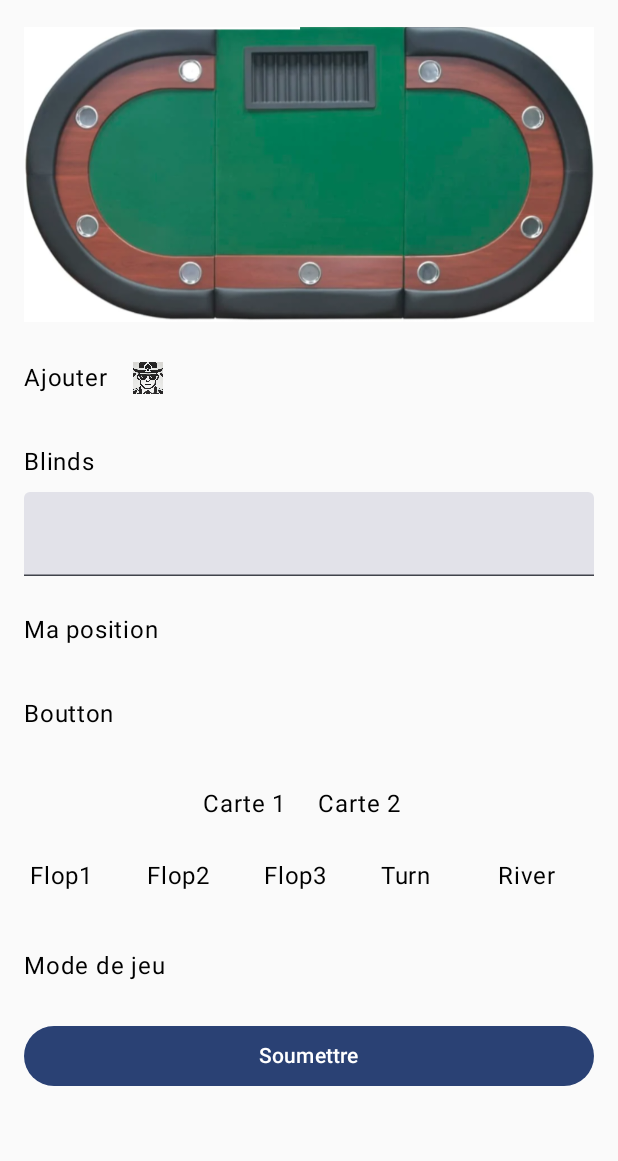
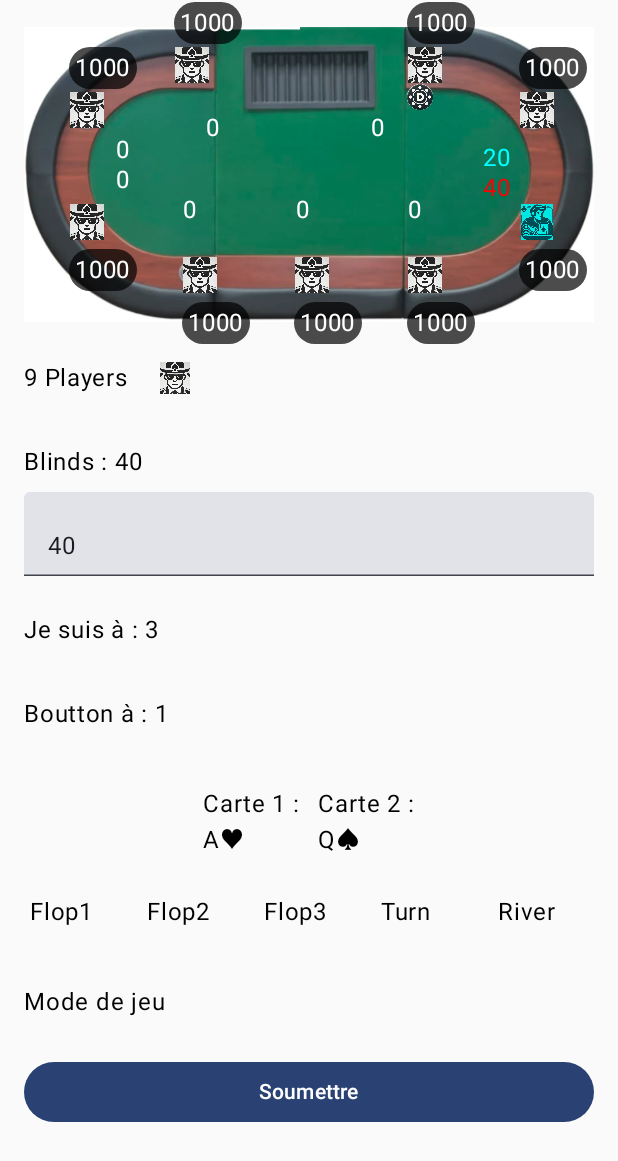
Before and after one commit to hichamchessma/PokerAdvisorAndroid, an Android app built with Jetpack Compose: the screen it shows after launch (MainActivity), on a phone screen of 412 x 824 dp. Shown: the top 1161 px of the screen. Run offline under Robolectric (Android 15) with nearby library versions, the phone set to English and light mode, and no system bars.

Commit message:
design small big blind et montant stack modif position bouton amountraised

```diff
--- a/app/src/main/java/com/example/pokeradvisorapp/ui/components/PokerAdvisorScreen.kt
+++ b/app/src/main/java/com/example/pokeradvisorapp/ui/components/PokerAdvisorScreen.kt
@@ -12,12 +12,12 @@ import androidx.compose.foundation.layout.fillMaxWidth
 import androidx.compose.foundation.layout.height
 import androidx.compose.foundation.layout.padding
 import androidx.compose.foundation.layout.size
-import androidx.compose.foundation.layout.width
 import androidx.compose.material3.DropdownMenu
 import androidx.compose.material3.DropdownMenuItem
 import androidx.compose.material3.Switch
 import androidx.compose.material3.Text
 import androidx.compose.runtime.Composable
+import androidx.compose.runtime.LaunchedEffect
 import androidx.compose.runtime.getValue
 import androidx.compose.runtime.mutableStateMapOf
 import androidx.compose.runtime.mutableStateOf
@@ -26,35 +26,32 @@ import androidx.compose.runtime.setValue
 import androidx.compose.ui.Alignment
 import androidx.compose.ui.Modifier
 import androidx.compose.ui.platform.LocalContext
+import androidx.compose.ui.res.painterResource
 import androidx.compose.ui.unit.dp
-import androidx.compose.runtime.LaunchedEffect
-import androidx.compose.ui.graphics.Color
-import androidx.compose.ui.graphics.ColorFilter
-import androidx.compose.ui.res.painterResource
 import com.example.pokeradvisorapp.R
 import kotlinx.coroutines.delay
+
 @Composable
 fun PokerAdvisorScreen() {
     val context = LocalContext.current
 
-    var nbrPlayers by remember { mutableStateOf("") }
-    var expandedNbrPlayers by remember { mutableStateOf(false) }
-    val playersOptions = (2..9).toList()
+    var nbrPlayers by remember { mutableStateOf("3") }
 
-    var bigBlind by remember { mutableStateOf("") }
+    var bigBlind by remember { mutableStateOf("40") }
     var expandedBigBlind by remember { mutableStateOf(false) }
     val bigBlindOptions = listOf("20", "40", "100", "200")
 
-    var positionPlayer by remember { mutableStateOf("") }
-    var positionButton by remember { mutableStateOf("") }
+    var positionPlayer by remember { mutableStateOf("3") }
+    var positionButton by remember { mutableStateOf("1") }
     var expandedPosition by remember { mutableStateOf(false) }
     var expandedPositionButton by remember { mutableStateOf(false) }
     val positionOptions = (1..9).toList()
     val positionButtonOptions = (1..9).toList()
+    var selectedPlayersCount by remember { mutableStateOf(9) }
 
     // Card Selection States
-    var card1 by remember { mutableStateOf("") }
-    var card2 by remember { mutableStateOf("") }
+    var card1 by remember { mutableStateOf("A♥") }
+    var card2 by remember { mutableStateOf("Q♠") }
 
     var flop1 by remember { mutableStateOf("") }
     var flop2 by remember { mutableStateOf("") }
@@ -70,6 +67,8 @@ fun PokerAdvisorScreen() {
     var expandedTurn by remember { mutableStateOf(false) }
     var expandedRiver by remember { mutableStateOf(false) }
     var expandedPositions by remember { mutableStateOf(false) }
+    var smallBlindPosition by remember { mutableStateOf<Int?>(null) }
+    var bigBlindPosition by remember { mutableStateOf<Int?>(null) }
 
     val cards = listOf("A♠", "A♥", "A♦", "A♣", "K♠", "K♥", "K♦", "K♣", "Q♠", "Q♥", "Q♦", "Q♣", "J♠", "J♥", "J♦", "J♣", "10♠", "10♥", "10♦", "10♣", "9♠", "9♥", "9♦", "9♣", "8♠", "8♥", "8♦", "8♣", "7♠", "7♥", "7♦", "7♣", "6♠", "6♥", "6♦", "6♣", "5♠", "5♥", "5♦", "5♣", "4♠", "4♥", "4♦", "4♣", "3♠", "3♥", "3♦", "3♣", "2♠", "2♥", "2♦", "2♣")
 
@@ -80,7 +79,45 @@ fun PokerAdvisorScreen() {
     var adviceText by remember { mutableStateOf("") }
 
     // State for tracking player-specific information
-    val playerInfo = remember { mutableStateMapOf<Int, PlayerInfo>() }
+    val playerInfo = remember { mutableStateMapOf<Int, PlayerInfo>().apply {
+        put(1, PlayerInfo(stack = "1000", inOut = true, betAmount = 0.toString()))
+        put(2, PlayerInfo(stack = "1000", inOut = true, betAmount = 0.toString()))
+        put(3, PlayerInfo(stack = "1000", inOut = true, betAmount = 0.toString()))
+        put(4, PlayerInfo(stack = "1000", inOut = true, betAmount = 0.toString()))
+        put(5, PlayerInfo(stack = "1000", inOut = true, betAmount = 0.toString()))
+        put(6, PlayerInfo(stack = "1000", inOut = true, betAmount = 0.toString()))
+        put(7, PlayerInfo(stack = "1000", inOut = true, betAmount = 0.toString()))
+        put(8, PlayerInfo(stack = "1000", inOut = true, betAmount = 0.toString()))
+        put(9, PlayerInfo(stack = "1000", inOut = true, betAmount = 0.toString()))
+        //(4..9).forEach { put(it, PlayerInfo(stack = "1000", inOut = false)) }
+    } }
+
+    // Utilisez LaunchedEffect à l'intérieur de cette fonction @Composable
+    LaunchedEffect(playerInfo.values.map { it.inOut }, positionButton) {
+        val activePositions = playerInfo.filter { it.value.inOut }.keys.toList().sorted()
+        val buttonPositionValue = positionButton.toIntOrNull()
+        if (buttonPositionValue != null && activePositions.contains(buttonPositionValue)) {
+            val buttonIndex = activePositions.indexOf(buttonPositionValue)
+
+            if (activePositions.size == 2) {
+                // Si seulement 2 joueurs, le bouton est la big blind et l'autre joueur la small blind
+                smallBlindPosition = if (buttonIndex == 0) activePositions[1] else activePositions[0]
+                bigBlindPosition = buttonPositionValue
+            } else {
+                // Sinon, définir small blind et big blind en fonction du bouton
+                smallBlindPosition = if (buttonIndex + 1 < activePositions.size) activePositions[buttonIndex + 1] else activePositions[0]
+                bigBlindPosition = if (buttonIndex + 2 < activePositions.size) activePositions[buttonIndex + 2] else activePositions[(buttonIndex + 2) % activePositions.size]
+            }
+            // Mettre à jour le montant de mise des joueurs
+            playerInfo.forEach { (position, player) ->
+                player.betAmount = when (position) {
+                    smallBlindPosition -> (bigBlind.toInt() / 2).toString() // Petite blind (la moitié de la grosse blind)
+                    bigBlindPosition -> bigBlind // Grande blind (valeur de la grosse blind)
+                    else -> "0" // Les autres joueurs ont un betAmount de 0 par défaut
+                }
+            }
+        }
+    }
     val tempPlayerInfo = remember { mutableStateMapOf<Int, PlayerInfo>() }
     var currentPlayerIndex by remember { mutableStateOf<Int?>(null) }
 
@@ -108,7 +145,11 @@ fun PokerAdvisorScreen() {
             currentPlayerIndex = currentPlayerIndex,
             onPlayerClick = { index -> currentPlayerIndex = index },
             myPositionIndex = positionPlayer.toIntOrNull(),
-            buttonPosition = positionButton.toIntOrNull()
+            buttonPosition = positionButton.toIntOrNull(),
+            smallBlindPosition = smallBlindPosition,
+            bigBlindPosition = bigBlindPosition,
+            smallBlindAmount = (bigBlind.toInt() / 2).toString(),
+            bigBlindAmount = bigBlind,
         )
 
 
@@ -117,11 +158,11 @@ fun PokerAdvisorScreen() {
             modifier = Modifier
                 .fillMaxWidth()
                 .padding(vertical = 8.dp),
-            horizontalArrangement = Arrangement.Start,  // Réduire l'espacement entre les cartes
+            horizontalArrangement = Arrangement.Start,
             verticalAlignment = Alignment.CenterVertically
         ) {
             Text(
-                text = if (nbrPlayers.isEmpty()) "Ajouter " else "Ajouter  : $nbrPlayers",
+                text = if (nbrPlayers.isEmpty()) "$selectedPlayersCount Players " else "$selectedPlayersCount Players  ",
                 modifier = Modifier
                     .clickable {
                         expandedPositions = true
@@ -146,7 +187,6 @@ fun PokerAdvisorScreen() {
                 (1..9).forEach { position ->
                     val player = playerInfo.getOrPut(position) { PlayerInfo() }
 
-                    // Ajouter l'élément du menu pour chaque position
                     DropdownMenuItem(
                         text = {
                             Row(
@@ -155,18 +195,16 @@ fun PokerAdvisorScreen() {
                             ) {
                                 Text("Position $position", modifier = Modifier.weight(1f))
                                 Switch(
-                                    checked = tempPlayerInfo[position]?.inOutState
-                                        ?: false, // Utilisez inOutState
+                                    checked = tempPlayerInfo[position]?.inOutState?: false, // Utilisez inOutState
                                     onCheckedChange = { isChecked ->
-                                        tempPlayerInfo[position]?.inOutState =
-                                            isChecked // Mettez à jour inOutState
-                                        tempPlayerInfo[position]?.inOut =
-                                            isChecked // Assurez-vous que inOut est également mis à jour
+                                        tempPlayerInfo[position]?.inOutState =isChecked // Mettez à jour inOutState
+                                        tempPlayerInfo[position]?.inOut =isChecked // Assurez-vous que inOut est également mis à jour
+                                        selectedPlayersCount = tempPlayerInfo.values.count { it.inOutState }
                                     }
                                 )
                             }
                         },
-                        onClick = { /* Le switch gère l'état, pas besoin d'action sur l'item */ }
+                        onClick = {  }
                     )
                 }
                 // Bouton "Valider"
@@ -178,7 +216,24 @@ fun PokerAdvisorScreen() {
                         tempPlayerInfo.forEach { (position, tempInfo) ->
                             playerInfo[position] = tempInfo.copy()
                         }
-                        expandedPositions = false // Fermer le menu lorsque "Valider" est cliqué
+                        expandedPositions = false
+                    },
+
+                    enabled = selectedPlayersCount >= 2
+
+                )
+
+                DropdownMenuItem(
+                    text = {
+                        Text("Vider", modifier = Modifier.align(Alignment.CenterHorizontally))
+                    },
+                    onClick = {
+                        playerInfo.forEach { (position, player) ->
+                            player.inOut = false
+                            player.inOutState = false
+                        }
+                        selectedPlayersCount = 0
+                        expandedPositions = false
                     }
                 )
             }
@@ -212,6 +267,8 @@ fun PokerAdvisorScreen() {
                     onClick = {
                         positionPlayer = option.toString()
                         expandedPosition = false
+                        playerInfo[option]?.inOut = true
+                        playerInfo[option]?.inOutState = true
                     }
                 )
             }
@@ -230,13 +287,13 @@ fun PokerAdvisorScreen() {
             expanded = expandedPositionButton,
             onDismissRequest = { expandedPositionButton = false }
         ) {
-            positionButtonOptions.forEach { option ->
+            playerInfo.filter { it.value.inOut }.forEach { (position, _) ->
                 DropdownMenuItem(
-                    text = { Text(text = option.toString()) },
+                    text = { Text(text = position.toString()) },
                     onClick = {
-                        positionButton = option.toString()
+                        positionButton = position.toString()
                         expandedPositionButton = false
-                    }
+                     }
                 )
             }
         }
@@ -325,7 +382,8 @@ fun PokerAdvisorScreen() {
                         playerInfo[currentPlayerIndex!!] = updatedPlayerInfo
                     }
                     currentPlayerIndex = null
-                }
+                },
+                focusOnStack = true
             )
         }
     }
--- a/app/src/main/java/com/example/pokeradvisorapp/ui/components/PokerTableComponent.kt
+++ b/app/src/main/java/com/example/pokeradvisorapp/ui/components/PokerTableComponent.kt
@@ -30,7 +30,11 @@ fun PokerTableComponent(
     currentPlayerIndex: Int?,
     onPlayerClick: (Int) -> Unit,
     myPositionIndex: Int?,
-    buttonPosition: Int?
+    buttonPosition: Int?,
+    smallBlindPosition: Int?,
+    bigBlindPosition: Int?,
+    smallBlindAmount: String,
+    bigBlindAmount: String,
 ) {
     Box(
         modifier = Modifier
@@ -56,15 +60,27 @@ fun PokerTableComponent(
         )
 
         val buttonPositions = listOf(
-            Modifier.offset(x = 255.dp, y = 55.dp),
-            Modifier.offset(x = 305.dp, y = 70.dp),
-            Modifier.offset(x = 305.dp, y = 105.dp),
-            Modifier.offset(x = 255.dp, y = 125.dp),
-            Modifier.offset(x = 180.dp, y = 125.dp),
-            Modifier.offset(x = 105.dp, y = 125.dp),
-            Modifier.offset(x = 55.dp, y = 105.dp),
+            Modifier.offset(x = 255.dp, y = 40.dp),
+            Modifier.offset(x = 310.dp, y = 60.dp),
+            Modifier.offset(x = 310.dp, y = 115.dp),
+            Modifier.offset(x = 255.dp, y = 133.dp),
+            Modifier.offset(x = 180.dp, y = 133.dp),
+            Modifier.offset(x = 105.dp, y = 133.dp),
+            Modifier.offset(x = 55.dp, y = 110.dp),
+            Modifier.offset(x = 55.dp, y = 60.dp),
+            Modifier.offset(x = 105.dp, y = 40.dp)
+        )
+
+        val betPositions = listOf(
+            Modifier.offset(x = 225.dp, y = 55.dp),
+            Modifier.offset(x = 295.dp, y = 75.dp),
+            Modifier.offset(x = 295.dp, y = 95.dp),
+            Modifier.offset(x = 250.dp, y = 110.dp),
+            Modifier.offset(x = 175.dp, y = 110.dp),
+            Modifier.offset(x = 100.dp, y = 110.dp),
+            Modifier.offset(x = 55.dp, y = 90.dp),
             Modifier.offset(x = 55.dp, y = 70.dp),
-            Modifier.offset(x = 105.dp, y = 55.dp)
+            Modifier.offset(x = 115.dp, y = 55.dp)
         )
 
         playerPositions.forEachIndexed { index, positionModifier ->
@@ -84,6 +100,9 @@ fun PokerTableComponent(
                             color = Color.White,
                             modifier = Modifier
                                 .offset(y = -30.dp)
+                                .clickable {
+                                    onPlayerClick(index+1 ) // Ouvre le PlayerInfoDialog
+                                }
                                 .then(if (player.stack.isNotEmpty())
                                     Modifier.background(Color.Black.copy(alpha = 0.7f),
                                     shape = RoundedCornerShape(50)
@@ -96,6 +115,9 @@ fun PokerTableComponent(
                             color = Color.White,
                             modifier = Modifier
                                 .offset(y = 30.dp)
+                                .clickable {
+                                    onPlayerClick(index+1 ) // Ouvre le PlayerInfoDialog
+                                }
                                 .then(if (player.stack.isNotEmpty())
                                     Modifier.background(Color.Black.copy(alpha = 0.7f),
                                         shape = RoundedCornerShape(50)
@@ -128,8 +150,30 @@ fun PokerTableComponent(
                     painter = painterResource(id = R.drawable.poker_dealer),
                     contentDescription = "Dealer",
                     modifier = Modifier
-                        .size(20.dp)
+                        .size(17.dp)
                         .clip(CircleShape)
+                )
+            }
+        }
+
+
+        betPositions.forEachIndexed { index, betModifier ->
+            val player = playerInfo[index + 1]
+            if (player != null && player.inOut) {
+                Text(
+                    text = when (index + 1) {
+                        smallBlindPosition -> " $smallBlindAmount"
+                        bigBlindPosition -> " $bigBlindAmount"
+                        else -> player.betAmount ?: ""
+                    },
+                    color = when (index + 1) {
+                        smallBlindPosition -> Color.Cyan
+                        bigBlindPosition -> Color.Red
+                        else -> Color.White
+                    },
+                    modifier = betModifier
+                        .background(Color.Black.copy(alpha = 0.0f), shape = RoundedCornerShape(50))
+                        .padding(horizontal = 6.dp, vertical = 2.dp)
                 )
             }
         }
```
Also changed, not shown: app/src/main/java/com/example/pokeradvisorapp/ui/components/AdviceButton.kt (+15 -12 lines), app/src/main/java/com/example/pokeradvisorapp/ui/components/PlayerInfoDialog.kt (+17 -31 lines).
